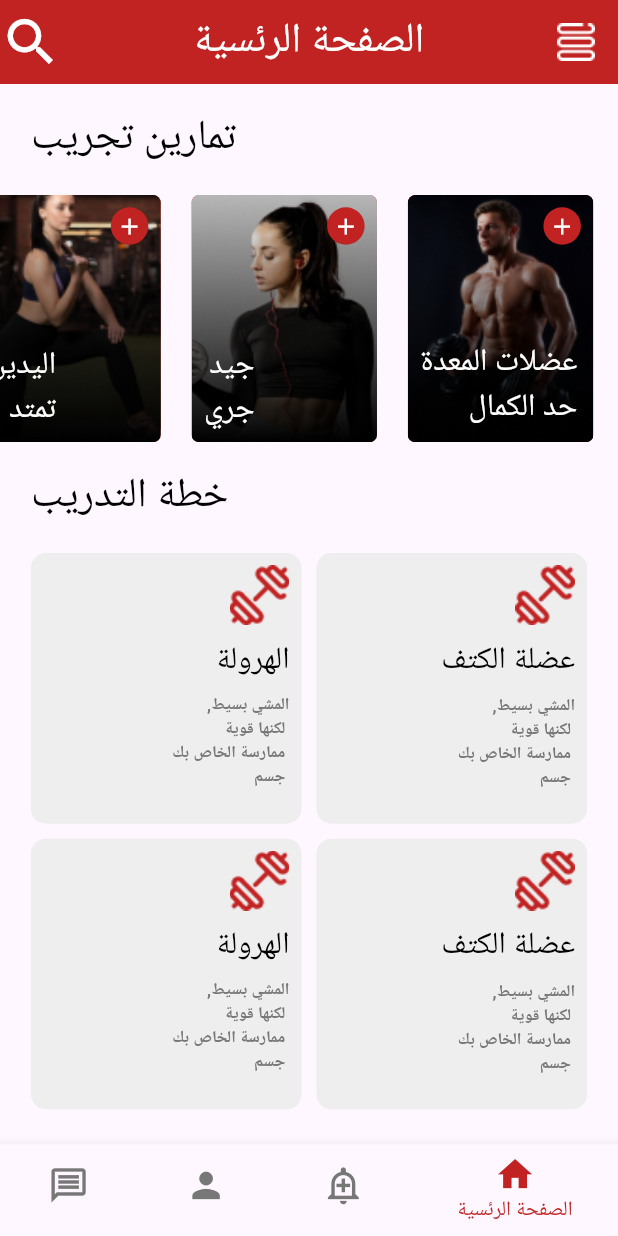
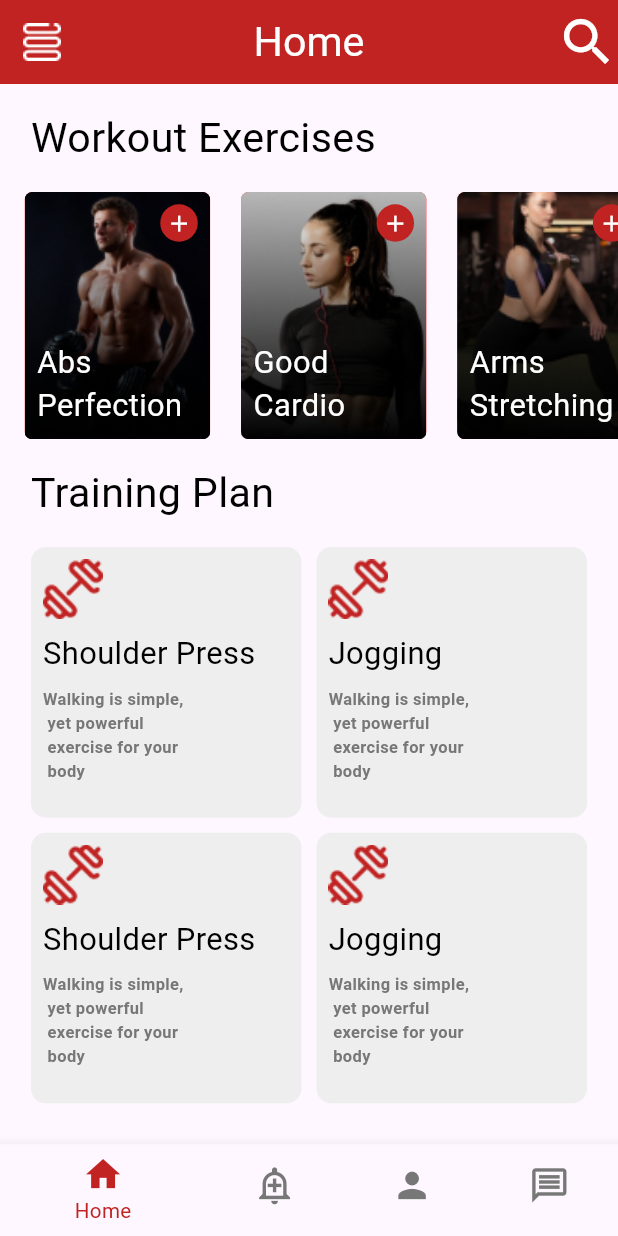
Before and after one commit to mohammadjiha/Gym, a Flutter app: the HomeScreen screen opened by its route, on a phone screen of 412 x 824 dp. Run offline on Flutter 3.47's test engine with Material 3 defaults, Android fonts, the phone set to English and light mode, and no system bars; our stand-ins replace device_preview, google_fonts, sizer, smooth_page_indicator; Roboto replaces fonts that are missing (Faustina).

Commit message:
Localizations+edit

```diff
--- a/lib/View/Screen/Home_Screen/Home_Screen.dart
+++ b/lib/View/Screen/Home_Screen/Home_Screen.dart
@@ -1,4 +1,4 @@
-import 'package:flutter/cupertino.dart';
+
 import 'package:flutter/material.dart';
 import 'package:google_fonts/google_fonts.dart';
 import 'package:gymtask/View/Screen/Home_Screen/body/Body_HomeScreen.dart';
@@ -6,6 +6,7 @@ import 'package:gymtask/const/const.dart';
 import 'package:sizer/sizer.dart';
 
 import '../../../generated/l10n.dart';
+import '../Sign_Screen/Sign_Screen.dart';
 
 class HomeScreen extends StatefulWidget {
   static const String RoutName = 'HomeScreen';
@@ -32,12 +33,15 @@ class _HomeScreenState extends State<HomeScreen> {
             size: 30.sp,
           )
         ],
-        title: Text(
-          S.of(context).home,
-          style: GoogleFonts.faustina(
-              color: color.white,
-              fontSize: 20.sp,
-              fontWeight: FontWeight.normal),
+        title: InkWell(
+          onTap: (){Navigator.of(context).pushNamed(SignScreen.routName);},
+          child: Text(
+            S.of(context).home,
+            style: GoogleFonts.faustina(
+                color: color.white,
+                fontSize: 20.sp,
+                fontWeight: FontWeight.normal),
+          ),
         ),
         centerTitle: true,
       ),
--- a/lib/View/Screen/Home_Screen/Widget/GridView.dart
+++ b/lib/View/Screen/Home_Screen/Widget/GridView.dart
@@ -1,4 +1,4 @@
-import 'package:flutter/cupertino.dart';
+
 import 'package:flutter/material.dart';
 import 'package:google_fonts/google_fonts.dart';
 import 'package:gymtask/const/const.dart';
@@ -7,8 +7,8 @@ import 'package:sizer/sizer.dart';
 import '../../../../generated/l10n.dart';
 
 class Grid extends StatelessWidget {
-  final String Title;
-  const Grid({super.key, required this.Title,});
+  final String title;
+  const Grid({super.key, required this.title,});
   @override
   Widget build(BuildContext context) {
     return Container(
@@ -26,7 +26,7 @@ class Grid extends StatelessWidget {
             Image.asset('assets/image/Group.png'),
             const SizedBox(height: 8.0),
             Text(
-              Title,
+              title,
               style: GoogleFonts.faustina(
                 textStyle: TextStyle(
                   fontWeight: FontWeight.normal,
--- a/lib/View/Screen/Home_Screen/Widget/row.dart
+++ b/lib/View/Screen/Home_Screen/Widget/row.dart
@@ -1,21 +1,21 @@
-import 'package:flutter/cupertino.dart';
+
 import 'package:flutter/material.dart';
 import 'package:google_fonts/google_fonts.dart';
 import 'package:gymtask/const/const.dart';
 import 'package:sizer/sizer.dart';
 
 class RowWidget extends StatelessWidget {
-  final String NameImage;
-  final String NameImage2;
-  final String NameTitle;
-  final String NameTitle2;
+  final String nameImage;
+  final String nameImage2;
+  final String nameTitle;
+  final String nameTitle2;
 
   const RowWidget(
       {super.key,
-        required this.NameImage,
-        required this.NameTitle,
-        required this.NameTitle2,
-        required this.NameImage2});
+        required this.nameImage,
+        required this.nameTitle,
+        required this.nameTitle2,
+        required this.nameImage2});
 
   @override
   Widget build(BuildContext context) {
@@ -32,13 +32,13 @@ class RowWidget extends StatelessWidget {
           children: [
             Positioned.fill(
               child: Image.asset(
-                'assets/image/$NameImage',
+                'assets/image/$nameImage',
                 fit: BoxFit.cover,
               ),
             ),
             Positioned.fill(
               child: Image.asset(
-                'assets/image/$NameImage2',
+                'assets/image/$nameImage2',
                 fit: BoxFit.cover,
               ),
             ),
@@ -65,7 +65,7 @@ class RowWidget extends StatelessWidget {
               bottom: MediaQuery.of(context).size.height * 0.01,
               left: MediaQuery.of(context).size.width * 0.02,
               child: Text(
-                '$NameTitle\n$NameTitle2',
+                '$nameTitle\n$nameTitle2',
                 style: GoogleFonts.faustina(
                   fontSize: 15.sp,
                   color: color.white,
--- a/lib/View/Screen/Home_Screen/body/Body_HomeScreen.dart
+++ b/lib/View/Screen/Home_Screen/body/Body_HomeScreen.dart
@@ -51,31 +51,31 @@ class BodyHomeScreen extends StatelessWidget {
                     width: width * 0.04,
                   ),
                   RowWidget(
-                    NameImage:
+                    nameImage:
                         'young-fitness-man-studio_7502-5004 1.png',
-                    NameTitle: S.of(context).abs,
-                    NameTitle2: S.of(context).perfection,
-                    NameImage2: 'Rectangle 13.png',
+                    nameTitle: S.of(context).abs,
+                    nameTitle2: S.of(context).perfection,
+                    nameImage2: 'Rectangle 13.png',
                   ),
                   SizedBox(
                     width: width * 0.05,
                   ),
                   RowWidget(
-                    NameImage:
+                    nameImage:
                         'front-view-woman-with-dumbbells-copy-space_23-2148499217 1.png',
-                    NameTitle: S.of(context).good,
-                    NameTitle2: S.of(context).cardio,
-                    NameImage2: 'Rectangle 13.png',
+                    nameTitle: S.of(context).good,
+                    nameTitle2: S.of(context).cardio,
+                    nameImage2: 'Rectangle 13.png',
                   ),
                   SizedBox(
                     width: width * 0.05,
                   ),
                   RowWidget(
-                    NameImage:
+                    nameImage:
                         'full-shot-woman-exercising-with-dumbbell_23-2148768890 1.png',
-                    NameTitle: S.of(context).arms,
-                    NameTitle2: S.of(context).stretching,
-                    NameImage2: 'Rectangle 13.png',
+                    nameTitle: S.of(context).arms,
+                    nameTitle2: S.of(context).stretching,
+                    nameImage2: 'Rectangle 13.png',
                   ),
                   SizedBox(
                     width: width * 0.05,
@@ -115,7 +115,7 @@ class BodyHomeScreen extends StatelessWidget {
                 itemCount: titles.length,
                 itemBuilder: (context, index) {
                   return Grid(
-                    Title: titles[index],
+                    title: titles[index],
                   );
                 },
               ),
--- a/lib/View/Screen/Sign_Screen/Sign_Screen.dart
+++ b/lib/View/Screen/Sign_Screen/Sign_Screen.dart
@@ -1,4 +1,4 @@
-import 'package:flutter/cupertino.dart';
+
 import 'package:flutter/material.dart';
 import 'package:gymtask/View/Screen/Sign_Screen/body/Body_SigScreen.dart';
 
--- a/lib/View/Screen/login_Screen/Widget/login_medai.dart
+++ b/lib/View/Screen/login_Screen/Widget/login_medai.dart
@@ -3,9 +3,9 @@ import 'package:flutter/cupertino.dart';
 
 class LoginMeadi extends StatelessWidget {
   final Color colorContener;
-  final String NameImage;
+  final String nameImage;
   const LoginMeadi(
-      {super.key, required this.colorContener, required this.NameImage});
+      {super.key, required this.colorContener, required this.nameImage});
   @override
   Widget build(BuildContext context) {
     final size = MediaQuery.of(context).size;
@@ -16,7 +16,7 @@ class LoginMeadi extends StatelessWidget {
       height: height * 0.05,
       decoration: BoxDecoration(color: colorContener,borderRadius: BorderRadius.circular(5)),
       child:
-          Align(alignment: Alignment.center, child: Image.asset('assets/image/$NameImage')),
+          Align(alignment: Alignment.center, child: Image.asset('assets/image/$nameImage')),
     );
   }
 }
--- a/lib/View/Screen/login_Screen/body/Body_Sigin_Screen.dart
+++ b/lib/View/Screen/login_Screen/body/Body_Sigin_Screen.dart
@@ -182,9 +182,9 @@ class BodySiginScreen extends StatelessWidget {
             children: [
               const Spacer(flex: 3),
               LoginMeadi(
-                  colorContener: color.facebook, NameImage: 'fasbook.png'),
+                  colorContener: color.facebook, nameImage: 'fasbook.png'),
               const Spacer(),
-              LoginMeadi(colorContener: color.twitter, NameImage: 't.png'),
+              LoginMeadi(colorContener: color.twitter, nameImage: 't.png'),
               const Spacer(flex: 3),
             ],
           ),
--- a/lib/l10n/app_locale.dart
+++ b/lib/l10n/app_locale.dart
@@ -1,10 +1,20 @@
 import 'dart:ui';
 
-class AppLocale {
+import 'package:scoped_model/scoped_model.dart';
+
+class AppLocale extends Model{
   static final AppLocale _shared = AppLocale._translate();
   factory AppLocale() {
     return _shared;
   }
   AppLocale._translate();
-  Locale myAppLocale = const Locale('ar');
+  Locale myAppLocale = const Locale('en');
+  void changeLanguage(){
+    if(myAppLocale.languageCode=='en'){
+      myAppLocale=const Locale('ar');
+    }
+    else{myAppLocale=const Locale('en');
+    }
+    notifyListeners();
+  }
 }
--- a/lib/l10n/intl_ar.arb
+++ b/lib/l10n/intl_ar.arb
@@ -44,5 +44,6 @@
   "welcomeToFitkitUiKit": "مرحبًا بك في مجموعة FitKit UI",
   "loremIpsumIsSimplyDummyTextOfnThePrintingAnd": "لوريم إيبسوم هو ببساطة نص وهمي الطباعة",
   "typesetting": "\n\tالتنضيد",
-  "logInWithAccount": "تسجيل الدخول باستخدام الحساب"
+  "logInWithAccount": "تسجيل الدخول باستخدام الحساب",
+  "changelanguage": "تغيير اللغة"
 }
--- a/lib/l10n/intl_en.arb
+++ b/lib/l10n/intl_en.arb
@@ -45,5 +45,6 @@
   "welcomeToFitkitUiKit": "Welcome To FitKit UI Kit",
   "loremIpsumIsSimplyDummyTextOfnThePrintingAnd": "Lorem Ipsum is simply dummy text of\n the printing and\t",
   "typesetting": "typesetting",
-  "logInWithAccount": "Log In With Account"
+  "logInWithAccount": "Log In With Account",
+  "changelanguage": "ChangeLanguage"
 }
```
Also changed, not shown: lib/View/Screen/Creat_Screen/body/Body_Creat_Screen.dart (+4 -4 lines), lib/View/Screen/Help_Screen/Widget/ChekBox.dart (+4 -4 lines), lib/View/Screen/Help_Screen/body/BodyHelpScreen.dart (+4 -4 lines), lib/View/Screen/Splash_Screen/Widget/pageview.dart (+13 -1 lines), lib/main.dart (+15 -6 lines), lib/generated/intl/messages_ar.dart, lib/generated/intl/messages_en.dart, lib/generated/l10n.dart.
